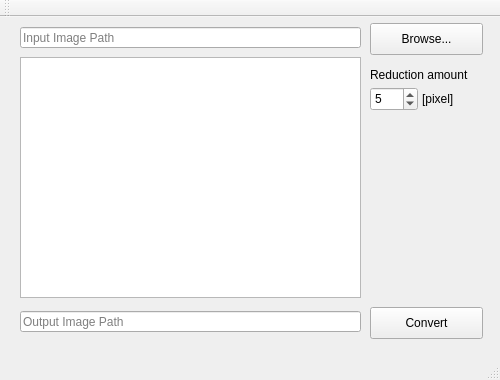
Above: mainwindow.ui from f90g0/PNGJohn before the change. Below: the same form after it.
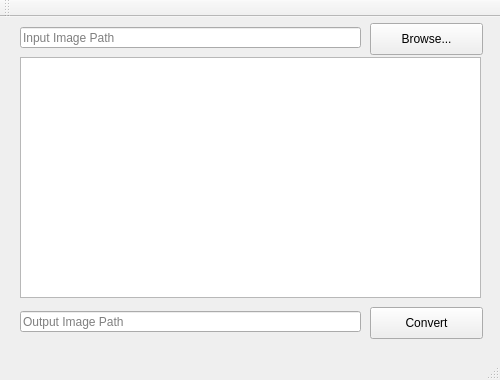
That is the form after the change.

```diff
--- a/mainwindow.ui
+++ b/mainwindow.ui
@@ -61,7 +61,7 @@
      <rect>
       <x>20</x>
       <y>40</y>
-      <width>341</width>
+      <width>461</width>
       <height>241</height>
      </rect>
     </property>
@@ -97,51 +97,6 @@
      <string>Output Image Path</string>
     </property>
    </widget>
-   <widget class="QSpinBox" name="reductionAmount">
-    <property name="geometry">
-     <rect>
-      <x>370</x>
-      <y>70</y>
-      <width>48</width>
-      <height>24</height>
-     </rect>
-    </property>
-    <property name="minimum">
-     <number>1</number>
-    </property>
-    <property name="maximum">
-     <number>10</number>
-    </property>
-    <property name="value">
-     <number>5</number>
-    </property>
-   </widget>
-   <widget class="QLabel" name="label">
-    <property name="geometry">
-     <rect>
-      <x>370</x>
-      <y>50</y>
-      <width>121</width>
-      <height>16</height>
-     </rect>
-    </property>
-    <property name="text">
-     <string>Reduction amount</string>
-    </property>
-   </widget>
-   <widget class="QLabel" name="label_2">
-    <property name="geometry">
-     <rect>
-      <x>422</x>
-      <y>74</y>
-      <width>60</width>
-      <height>16</height>
-     </rect>
-    </property>
-    <property name="text">
-     <string>[pixel]</string>
-    </property>
-   </widget>
   </widget>
   <widget class="QMenuBar" name="menuBar">
    <property name="geometry">
```
Left out of the diff: 2 changed lines with no effect on the pictures.
